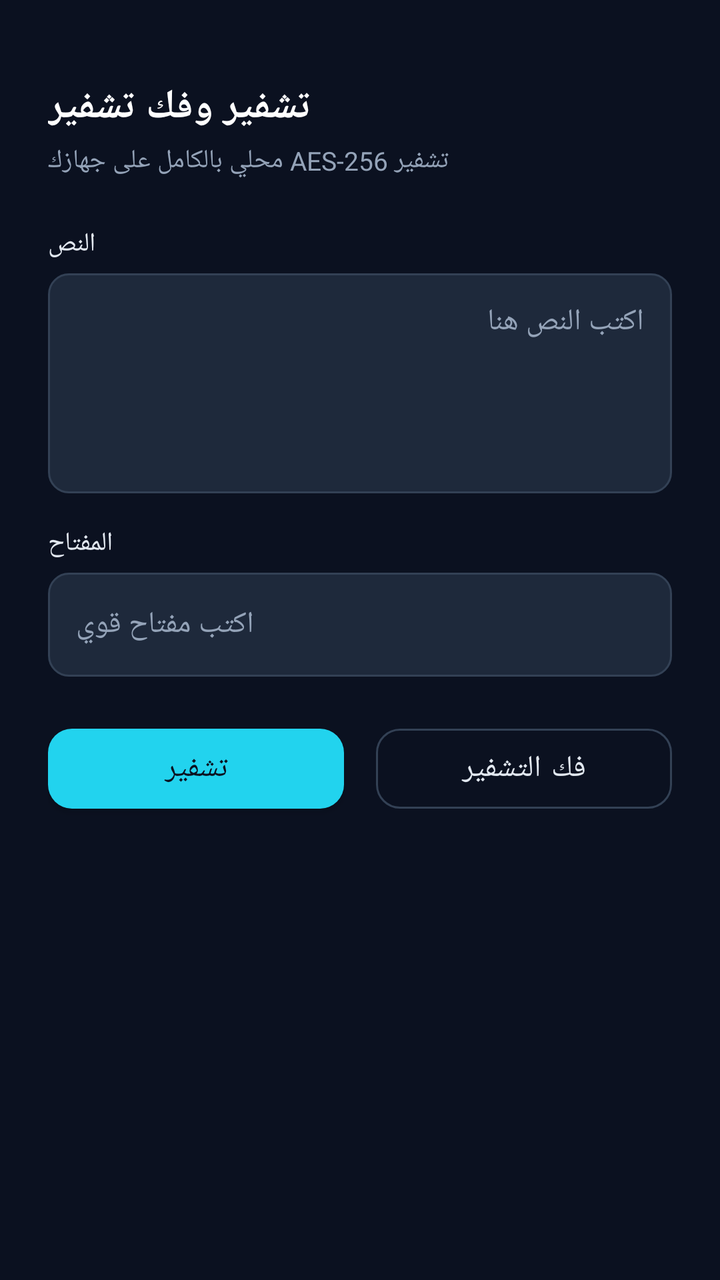
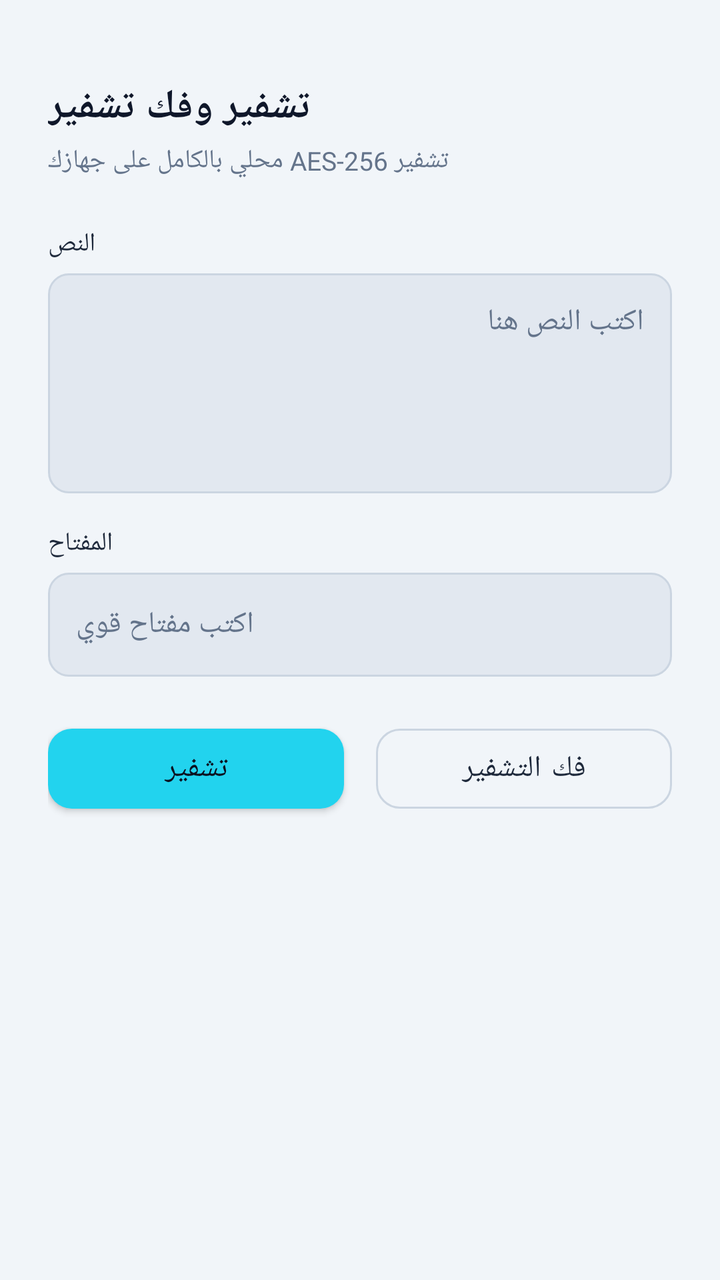

Compare the two renders of this Android layout. The source of the first and the diff that turns it into the second are given below.
<!-- AndroidManifest.xml: application theme AppTheme -->
<!-- res/layout/activity_encrypt.xml -->
<?xml version="1.0" encoding="utf-8"?>
<ScrollView xmlns:android="http://schemas.android.com/apk/res/android"
    android:layout_width="match_parent"
    android:layout_height="match_parent"
    android:background="@color/navy_950">

    <LinearLayout
        android:layout_width="match_parent"
        android:layout_height="wrap_content"
        android:orientation="vertical"
        android:padding="24dp">

        <TextView
            android:layout_width="wrap_content"
            android:layout_height="wrap_content"
            android:layout_marginTop="16dp"
            android:layout_marginBottom="4dp"
            android:text="@string/encrypt_title"
            android:textColor="@color/white"
            android:textSize="20sp"
            android:textStyle="bold" />

        <TextView
            android:layout_width="wrap_content"
            android:layout_height="wrap_content"
            android:layout_marginBottom="24dp"
            android:text="@string/encrypt_subtitle"
            android:textColor="@color/slate_400"
            android:textSize="13sp" />

        <TextView
            android:layout_width="wrap_content"
            android:layout_height="wrap_content"
            android:layout_marginBottom="6dp"
            android:text="@string/text_label"
            android:textColor="@color/slate_200"
            android:textSize="13sp" />

        <EditText
            android:id="@+id/inputText"
            style="@style/InputField"
            android:layout_width="match_parent"
            android:layout_height="110dp"
            android:gravity="top|start"
            android:layout_marginBottom="16dp"
            android:hint="@string/text_hint"
            android:inputType="textMultiLine" />

        <TextView
            android:layout_width="wrap_content"
            android:layout_height="wrap_content"
            android:layout_marginBottom="6dp"
            android:text="@string/key_label"
            android:textColor="@color/slate_200"
            android:textSize="13sp" />

        <EditText
            android:id="@+id/inputKey"
            style="@style/InputField"
            android:layout_width="match_parent"
            android:layout_height="52dp"
            android:layout_marginBottom="20dp"
            android:hint="@string/key_hint"
            android:inputType="textPassword" />

        <LinearLayout
            android:layout_width="match_parent"
            android:layout_height="wrap_content"
            android:orientation="horizontal">

            <com.google.android.material.button.MaterialButton
                android:id="@+id/btnEncryptAction"
                style="@style/PrimaryButton"
                android:layout_width="0dp"
                android:layout_height="52dp"
                android:layout_weight="1"
                android:layout_marginEnd="8dp"
                android:text="@string/encrypt_btn" />

            <com.google.android.material.button.MaterialButton
                android:id="@+id/btnDecryptAction"
                style="@style/SecondaryButton"
                android:layout_width="0dp"
                android:layout_height="52dp"
                android:layout_weight="1"
                android:layout_marginStart="8dp"
                android:text="@string/decrypt_btn" />
        </LinearLayout>

        <TextView
            android:id="@+id/errorText"
            android:layout_width="match_parent"
            android:layout_height="wrap_content"
            android:layout_marginTop="12dp"
            android:textColor="@color/danger_red"
            android:textSize="13sp"
            android:visibility="gone" />

        <LinearLayout
            android:id="@+id/resultCard"
            style="@style/CardStyle"
            android:layout_width="match_parent"
            android:layout_height="wrap_content"
            android:orientation="vertical"
            android:layout_marginTop="20dp"
            android:visibility="gone">

            <TextView
                android:layout_width="wrap_content"
                android:layout_height="wrap_content"
                android:layout_marginBottom="8dp"
                android:text="@string/result_label"
                android:textColor="@color/slate_200"
                android:textSize="13sp" />

            <TextView
                android:id="@+id/resultText"
                android:layout_width="match_parent"
                android:layout_height="wrap_content"
                android:fontFamily="monospace"
                android:textColor="@color/accent_cyan"
                android:textIsSelectable="true"
                android:textSize="13sp" />
        </LinearLayout>

    </LinearLayout>
</ScrollView>
<!-- resources referenced by this layout -->
<resources>
  <color name="accent_cyan">#22D3EE</color>
  <color name="danger_red">#F87171</color>
  <color name="navy_950">#0B1120</color>
  <color name="slate_200">#E2E8F0</color>
  <color name="slate_400">#94A3B8</color>
  <color name="white">#FFFFFF</color>
  <string name="decrypt_btn">فك التشفير</string>
  <string name="encrypt_btn">تشفير</string>
  <string name="encrypt_subtitle">تشفير AES-256 محلي بالكامل على جهازك</string>
  <string name="encrypt_title">تشفير وفك تشفير</string>
  <string name="key_hint">اكتب مفتاح قوي</string>
  <string name="key_label">المفتاح</string>
  <string name="result_label">الناتج</string>
  <string name="text_hint">اكتب النص هنا</string>
  <string name="text_label">النص</string>
  <style name="CardStyle">
          <item name="android:background">@drawable/bg_card</item>
          <item name="android:padding">20dp</item>
      </style>
  <style name="InputField">
          <item name="android:background">@drawable/bg_input</item>
          <item name="android:padding">14dp</item>
          <item name="android:textColor">@color/slate_200</item>
          <item name="android:textColorHint">@color/slate_400</item>
          <item name="android:textSize">15sp</item>
      </style>
  <style name="PrimaryButton" parent="Widget.MaterialComponents.Button">
          <item name="backgroundTint">@color/accent_cyan</item>
          <item name="android:textColor">@color/navy_950</item>
          <item name="android:textAllCaps">false</item>
          <item name="android:textSize">15sp</item>
          <item name="cornerRadius">12dp</item>
      </style>
  <style name="SecondaryButton" parent="Widget.MaterialComponents.Button.OutlinedButton">
          <item name="strokeColor">@color/navy_700</item>
          <item name="android:textColor">@color/slate_200</item>
          <item name="android:textAllCaps">false</item>
          <item name="android:textSize">15sp</item>
          <item name="cornerRadius">12dp</item>
      </style>
  <style name="AppTheme" parent="Theme.MaterialComponents.DayNight.NoActionBar">
          <item name="android:windowNoTitle">true</item>
          <item name="colorPrimary">@color/navy_900</item>
          <item name="colorPrimaryDark">@color/navy_950</item>
          <item name="colorAccent">@color/accent_cyan</item>
          <item name="android:windowBackground">@color/navy_950</item>
          <item name="android:statusBarColor">@color/navy_950</item>
      </style>
  <!-- drawable bg_card (drawable) -->
  <?xml version="1.0" encoding="utf-8"?>
  <shape xmlns:android="http://schemas.android.com/apk/res/android">
      <solid android:color="@color/navy_900" />
      <corners android:radius="16dp" />
      <stroke android:width="1dp" android:color="@color/navy_700" />
  </shape>
  <!-- drawable bg_input (drawable) -->
  <?xml version="1.0" encoding="utf-8"?>
  <shape xmlns:android="http://schemas.android.com/apk/res/android">
      <solid android:color="@color/navy_800" />
      <corners android:radius="10dp" />
      <stroke android:width="1dp" android:color="@color/navy_700" />
  </shape>
  <color name="navy_700">#334155</color>
  <color name="navy_900">#111827</color>
  <color name="navy_800">#1E293B</color>
</resources>

<!-- the commit's change to res/layout/activity_encrypt.xml (unified diff, before → after) -->
@@ -44,7 +44,9 @@
             android:gravity="top|start"
             android:layout_marginBottom="16dp"
             android:hint="@string/text_hint"
-            android:inputType="textMultiLine" />
+            android:inputType="textMultiLine"
+            android:saveEnabled="false"
+            android:importantForAutofill="no" />
 
         <TextView
             android:layout_width="wrap_content"
@@ -61,7 +63,9 @@
             android:layout_height="52dp"
             android:layout_marginBottom="20dp"
             android:hint="@string/key_hint"
-            android:inputType="textPassword" />
+            android:inputType="textPassword"
+            android:saveEnabled="false"
+            android:importantForAutofill="no" />
 
         <LinearLayout
             android:layout_width="match_parent"
<!-- resource entries referenced after the edit -->
@@ -2,10 +2,10 @@
 <resources>
   <color name="accent_cyan">#22D3EE</color>
   <color name="danger_red">#F87171</color>
-  <color name="navy_950">#0B1120</color>
-  <color name="slate_200">#E2E8F0</color>
-  <color name="slate_400">#94A3B8</color>
-  <color name="white">#FFFFFF</color>
+  <color name="navy_950">#F1F5F9</color>
+  <color name="slate_200">#1E293B</color>
+  <color name="slate_400">#64748B</color>
+  <color name="white">#0F172A</color>
   <string name="decrypt_btn">فك التشفير</string>
   <string name="encrypt_btn">تشفير</string>
   <string name="encrypt_subtitle">تشفير AES-256 محلي بالكامل على جهازك</string>
@@ -28,7 +28,7 @@
       </style>
   <style name="PrimaryButton" parent="Widget.MaterialComponents.Button">
           <item name="backgroundTint">@color/accent_cyan</item>
-          <item name="android:textColor">@color/navy_950</item>
+          <item name="android:textColor">@color/text_on_accent</item>
           <item name="android:textAllCaps">false</item>
           <item name="android:textSize">15sp</item>
           <item name="cornerRadius">12dp</item>
@@ -62,8 +62,9 @@
       <corners android:radius="10dp" />
       <stroke android:width="1dp" android:color="@color/navy_700" />
   </shape>
-  <color name="navy_700">#334155</color>
-  <color name="navy_900">#111827</color>
-  <color name="navy_800">#1E293B</color>
+  <color name="text_on_accent">#0B1120</color>
+  <color name="navy_700">#CBD5E1</color>
+  <color name="navy_900">#FFFFFF</color>
+  <color name="navy_800">#E2E8F0</color>
 </resources>
 
